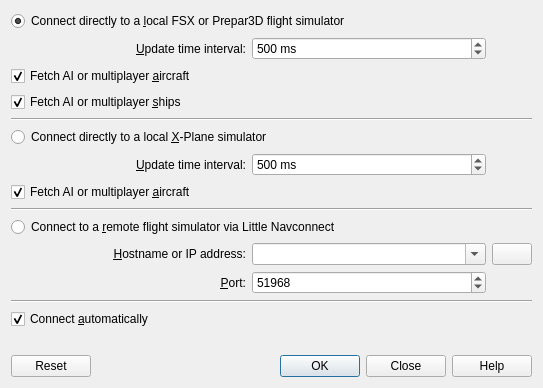
Old version of the form src/connect/connectdialog.ui in the repository albar965/littlenavmap.
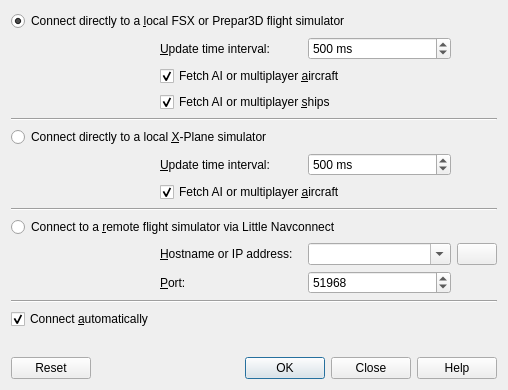
New version of the form. Icons and pictures are not drawn.

Diff of the .ui file:
```diff
--- a/src/connect/connectdialog.ui
+++ b/src/connect/connectdialog.ui
@@ -6,8 +6,8 @@
    <rect>
     <x>0</x>
     <y>0</y>
-    <width>543</width>
-    <height>388</height>
+    <width>508</width>
+    <height>390</height>
    </rect>
   </property>
   <property name="windowTitle">
@@ -22,7 +22,7 @@
      <property name="verticalSpacing">
       <number>6</number>
      </property>
-     <item row="8" column="0" colspan="2">
+     <item row="8" column="1" colspan="3">
       <widget class="QCheckBox" name="checkBoxConnectFetchAiAircraftFsx">
        <property name="toolTip">
         <string>Deselect to disable fetching and transmission of AI or multiplayer aircraft</string>
@@ -35,7 +35,156 @@
        </property>
       </widget>
      </item>
+     <item row="16" column="0" colspan="4">
+      <widget class="QRadioButton" name="radioButtonConnectRemote">
+       <property name="toolTip">
+        <string>Connect to FSX, Prepar3D or X-Plane on a remote computer running the Little Navconnect program.</string>
+       </property>
+       <property name="text">
+        <string>Connect to a &amp;remote flight simulator via Little Navconnect</string>
+       </property>
+       <attribute name="buttonGroup">
+        <string notr="true">buttonGroupConnectType</string>
+       </attribute>
+      </widget>
+     </item>
+     <item row="18" column="2">
+      <widget class="QSpinBox" name="spinBoxConnectPort">
+       <property name="toolTip">
+        <string>Add the &lt;span style=&quot;color: #ff0000; font-weight:bold&quot;&gt;port&lt;/span&gt; that Little Navconnect shows on startup.
+Use your X-Plane computer name if you are running the Little Xpconnect X-Plane plugin.</string>
+       </property>
+       <property name="minimum">
+        <number>1024</number>
+       </property>
+       <property name="maximum">
+        <number>65535</number>
+       </property>
+       <property name="value">
+        <number>51968</number>
+       </property>
+      </widget>
+     </item>
+     <item row="6" column="0" colspan="4">
+      <widget class="QRadioButton" name="radioButtonConnectDirectFsx">
+       <property name="toolTip">
+        <string>Connect directly to a FSX or a Prepar3D flight simulator on the same computer using SimConnect.</string>
+       </property>
+       <property name="text">
+        <string>Connect directly to a &amp;local FSX or Prepar3D flight simulator</string>
+       </property>
+       <property name="checked">
+        <bool>true</bool>
+       </property>
+       <attribute name="buttonGroup">
+        <string notr="true">buttonGroupConnectType</string>
+       </attribute>
+      </widget>
+     </item>
+     <item row="19" column="0" colspan="4">
+      <widget class="Line" name="lineBottom">
+       <property name="orientation">
+        <enum>Qt::Horizontal</enum>
+       </property>
+      </widget>
+     </item>
+     <item row="18" column="1">
+      <widget class="QLabel" name="labelConnectPort">
+       <property name="text">
+        <string>&amp;Port:</string>
+       </property>
+       <property name="buddy">
+        <cstring>spinBoxConnectPort</cstring>
+       </property>
+      </widget>
+     </item>
+     <item row="12" column="1">
+      <widget class="QLabel" name="labelConnectUpdateRateXp">
+       <property name="text">
+        <string>&amp;Update time interval:</string>
+       </property>
+       <property name="buddy">
+        <cstring>spinBoxConnectUpdateRateFsx</cstring>
+       </property>
+      </widget>
+     </item>
+     <item row="13" column="1" colspan="3">
+      <widget class="QCheckBox" name="checkBoxConnectFetchAiAircraftXp">
+       <property name="toolTip">
+        <string>Deselect to disable fetching and transmission of AI or multiplayer aircraft</string>
+       </property>
+       <property name="text">
+        <string>Fetch AI or multiplayer &amp;aircraft</string>
+       </property>
+       <property name="checked">
+        <bool>true</bool>
+       </property>
+      </widget>
+     </item>
+     <item row="15" column="0" colspan="4">
+      <widget class="Line" name="lineXpRemote">
+       <property name="orientation">
+        <enum>Qt::Horizontal</enum>
+       </property>
+      </widget>
+     </item>
+     <item row="7" column="1">
+      <widget class="QLabel" name="labelConnectUpdateRateFsx">
+       <property name="text">
+        <string>&amp;Update time interval:</string>
+       </property>
+       <property name="buddy">
+        <cstring>spinBoxConnectUpdateRateFsx</cstring>
+       </property>
+      </widget>
+     </item>
+     <item row="10" column="0" colspan="4">
+      <widget class="Line" name="lineFsxXp">
+       <property name="orientation">
+        <enum>Qt::Horizontal</enum>
+       </property>
+      </widget>
+     </item>
+     <item row="11" column="0" colspan="4">
+      <widget class="QRadioButton" name="radioButtonConnectDirectXp">
+       <property name="toolTip">
+        <string>Connect directly to X-Plane on the same computer using the Little Xpconnect plugin.</string>
+       </property>
+       <property name="text">
+        <string>Connect directly to a local &amp;X-Plane simulator</string>
+       </property>
+       <property name="checked">
+        <bool>false</bool>
+       </property>
+       <attribute name="buttonGroup">
+        <string notr="true">buttonGroupConnectType</string>
+       </attribute>
+      </widget>
+     </item>
+     <item row="9" column="1" colspan="3">
+      <widget class="QCheckBox" name="checkBoxConnectFetchAiShipFsx">
+       <property name="toolTip">
+        <string>Deselect to disable fetching and transmission of AI or multiplayer ships</string>
+       </property>
+       <property name="text">
+        <string>Fetch AI or multiplayer &amp;ships</string>
+       </property>
+       <property name="checked">
+        <bool>true</bool>
+       </property>
+      </widget>
+     </item>
      <item row="17" column="1">
+      <widget class="QLabel" name="labelConnectHostname">
+       <property name="text">
+        <string>&amp;Hostname or IP address:</string>
+       </property>
+       <property name="buddy">
+        <cstring>comboBoxConnectHostname</cstring>
+       </property>
+      </widget>
+     </item>
+     <item row="17" column="2">
       <widget class="QComboBox" name="comboBoxConnectHostname">
        <property name="toolTip">
         <string>Add the &lt;span style=&quot;color: #0000ff; font-weight:bold&quot;&gt;hostname&lt;/span&gt; or &lt;span style=&quot;color: #0000ff; font-weight:bold&quot;&gt;IP address&lt;/span&gt; that Little Navconnect shows on startup.
@@ -55,36 +204,53 @@
        </property>
       </widget>
      </item>
-     <item row="6" column="0" colspan="3">
-      <widget class="QRadioButton" name="radioButtonConnectDirectFsx">
+     <item row="12" column="2">
+      <widget class="QSpinBox" name="spinBoxConnectUpdateRateXp">
        <property name="toolTip">
         <string>Connect directly to a FSX or a Prepar3D flight simulator on the same computer using SimConnect.</string>
        </property>
-       <property name="text">
-        <string>Connect directly to a &amp;local FSX or Prepar3D flight simulator</string>
+       <property name="suffix">
+        <string> ms</string>
        </property>
-       <property name="checked">
-        <bool>true</bool>
+       <property name="minimum">
+        <number>50</number>
        </property>
-       <attribute name="buttonGroup">
-        <string notr="true">buttonGroupConnectType</string>
-       </attribute>
+       <property name="maximum">
+        <number>1000</number>
+       </property>
+       <property name="singleStep">
+        <number>50</number>
+       </property>
+       <property name="value">
+        <number>500</number>
+       </property>
       </widget>
      </item>
-     <item row="18" column="0">
-      <widget class="QLabel" name="labelConnectPort">
-       <property name="text">
-        <string>&amp;Port:</string>
+     <item row="7" column="2">
+      <widget class="QSpinBox" name="spinBoxConnectUpdateRateFsx">
+       <property name="toolTip">
+        <string>Allowed range is 50 milliseconds up to 1 second.
+Little Navmap fetches data from the flight simulator using this time interval.
+Lower values will result in a more fluid aircraft movement but can potentially induce stutters.</string>
        </property>
-       <property name="alignment">
-        <set>Qt::AlignRight|Qt::AlignTrailing|Qt::AlignVCenter</set>
+       <property name="suffix">
+        <string> ms</string>
        </property>
-       <property name="buddy">
-        <cstring>spinBoxConnectPort</cstring>
+       <property name="minimum">
+        <number>50</number>
        </property>
+       <property name="maximum">
+        <number>1000</number>
+       </property>
+       <property name="singleStep">
+        <number>50</number>
+       </property>
+       <property name="value">
+        <number>500</number>
+       </property>
       </widget>
      </item>
-     <item row="17" column="2">
+     <item row="17" column="3">
       <widget class="QPushButton" name="pushButtonConnectDeleteHostname">
        <property name="sizePolicy">
         <sizepolicy hsizetype="Fixed" vsizetype="Fixed">
@@ -104,186 +270,6 @@
        </property>
       </widget>
      </item>
-     <item row="7" column="1">
-      <widget class="QSpinBox" name="spinBoxConnectUpdateRateFsx">
-       <property name="toolTip">
-        <string>Allowed range is 50 milliseconds up to 1 second.
-Little Navmap fetches data from the flight simulator using this time interval.
-Lower values will result in a more fluid aircraft movement but can potentially induce stutters.</string>
-       </property>
-       <property name="suffix">
-        <string> ms</string>
-       </property>
-       <property name="minimum">
-        <number>50</number>
-       </property>
-       <property name="maximum">
-        <number>1000</number>
-       </property>
-       <property name="singleStep">
-        <number>50</number>
-       </property>
-       <property name="value">
-        <number>500</number>
-       </property>
-      </widget>
-     </item>
-     <item row="18" column="1">
-      <widget class="QSpinBox" name="spinBoxConnectPort">
-       <property name="toolTip">
-        <string>Add the &lt;span style=&quot;color: #ff0000; font-weight:bold&quot;&gt;port&lt;/span&gt; that Little Navconnect shows on startup.
-Use your X-Plane computer name if you are running the Little Xpconnect X-Plane plugin.</string>
-       </property>
-       <property name="minimum">
-        <number>1024</number>
-       </property>
-       <property name="maximum">
-        <number>65535</number>
-       </property>
-       <property name="value">
-        <number>51968</number>
-       </property>
-      </widget>
-     </item>
-     <item row="12" column="0">
-      <widget class="QLabel" name="labelConnectUpdateRateXp">
-       <property name="text">
-        <string>&amp;Update time interval:</string>
-       </property>
-       <property name="alignment">
-        <set>Qt::AlignRight|Qt::AlignTrailing|Qt::AlignVCenter</set>
-       </property>
-       <property name="buddy">
-        <cstring>spinBoxConnectUpdateRateFsx</cstring>
-       </property>
-      </widget>
-     </item>
-     <item row="17" column="0">
-      <widget class="QLabel" name="labelConnectHostname">
-       <property name="text">
-        <string>&amp;Hostname or IP address:</string>
-       </property>
-       <property name="alignment">
-        <set>Qt::AlignRight|Qt::AlignTrailing|Qt::AlignVCenter</set>
-       </property>
-       <property name="buddy">
-        <cstring>comboBoxConnectHostname</cstring>
-       </property>
-      </widget>
-     </item>
-     <item row="19" column="0" colspan="3">
-      <widget class="Line" name="lineBottom">
-       <property name="orientation">
-        <enum>Qt::Horizontal</enum>
-       </property>
-      </widget>
-     </item>
-     <item row="7" column="0">
-      <widget class="QLabel" name="labelConnectUpdateRateFsx">
-       <property name="text">
-        <string>&amp;Update time interval:</string>
-       </property>
-       <property name="alignment">
-        <set>Qt::AlignRight|Qt::AlignTrailing|Qt::AlignVCenter</set>
-       </property>
-       <property name="buddy">
-        <cstring>spinBoxConnectUpdateRateFsx</cstring>
-       </property>
-      </widget>
-     </item>
-     <item row="9" column="0" colspan="2">
-      <widget class="QCheckBox" name="checkBoxConnectFetchAiShipFsx">
-       <property name="toolTip">
-        <string>Deselect to disable fetching and transmission of AI or multiplayer ships</string>
-       </property>
-       <property name="text">
-        <string>Fetch AI or multiplayer &amp;ships</string>
-       </property>
-       <property name="checked">
-        <bool>true</bool>
-       </property>
-      </widget>
-     </item>
-     <item row="11" column="0" colspan="3">
-      <widget class="QRadioButton" name="radioButtonConnectDirectXp">
-       <property name="toolTip">
-        <string>Connect directly to X-Plane on the same computer using the Little Xpconnect plugin.</string>
-       </property>
-       <property name="text">
-        <string>Connect directly to a local &amp;X-Plane simulator</string>
-       </property>
-       <property name="checked">
-        <bool>false</bool>
-       </property>
-       <attribute name="buttonGroup">
-        <string notr="true">buttonGroupConnectType</string>
-       </attribute>
-      </widget>
-     </item>
-     <item row="13" column="0" colspan="2">
-      <widget class="QCheckBox" name="checkBoxConnectFetchAiAircraftXp">
-       <property name="toolTip">
-        <string>Deselect to disable fetching and transmission of AI or multiplayer aircraft</string>
-       </property>
-       <property name="text">
-        <string>Fetch AI or multiplayer &amp;aircraft</string>
-       </property>
-       <property name="checked">
-        <bool>true</bool>
-       </property>
-      </widget>
-     </item>
-     <item row="12" column="1">
-      <widget class="QSpinBox" name="spinBoxConnectUpdateRateXp">
-       <property name="toolTip">
-        <string>Allowed range is 50 milliseconds up to 1 second.
-Little Navmap fetches data from the flight simulator using this time interval.
-Lower values will result in a more fluid aircraft movement but can potentially induce stutters.</string>
-       </property>
-       <property name="suffix">
-        <string> ms</string>
-       </property>
-       <property name="minimum">
-        <number>50</number>
-       </property>
-       <property name="maximum">
-        <number>1000</number>
-       </property>
-       <property name="singleStep">
-        <number>50</number>
-       </property>
-       <property name="value">
-        <number>500</number>
-       </property>
-      </widget>
-     </item>
-     <item row="15" column="0" colspan="3">
-      <widget class="Line" name="lineXpRemote">
-       <property name="orientation">
-        <enum>Qt::Horizontal</enum>
-       </property>
-      </widget>
-     </item>
-     <item row="16" column="0" colspan="3">
-      <widget class="QRadioButton" name="radioButtonConnectRemote">
-       <property name="toolTip">
-        <string>Connect to FSX, Prepar3D or X-Plane on a remote computer running the Little Navconnect program.</string>
-       </property>
-       <property name="text">
-        <string>Connect to a &amp;remote flight simulator via Little Navconnect</string>
-       </property>
-       <attribute name="buttonGroup">
-        <string notr="true">buttonGroupConnectType</string>
-       </attribute>
-      </widget>
-     </item>
-     <item row="10" column="0" colspan="3">
-      <widget class="Line" name="lineFsxXp">
-       <property name="orientation">
-        <enum>Qt::Horizontal</enum>
-       </property>
-      </widget>
-     </item>
     </layout>
    </item>
    <item>
```
Left out of the diff: 8 changed lines with no effect on the pictures.
